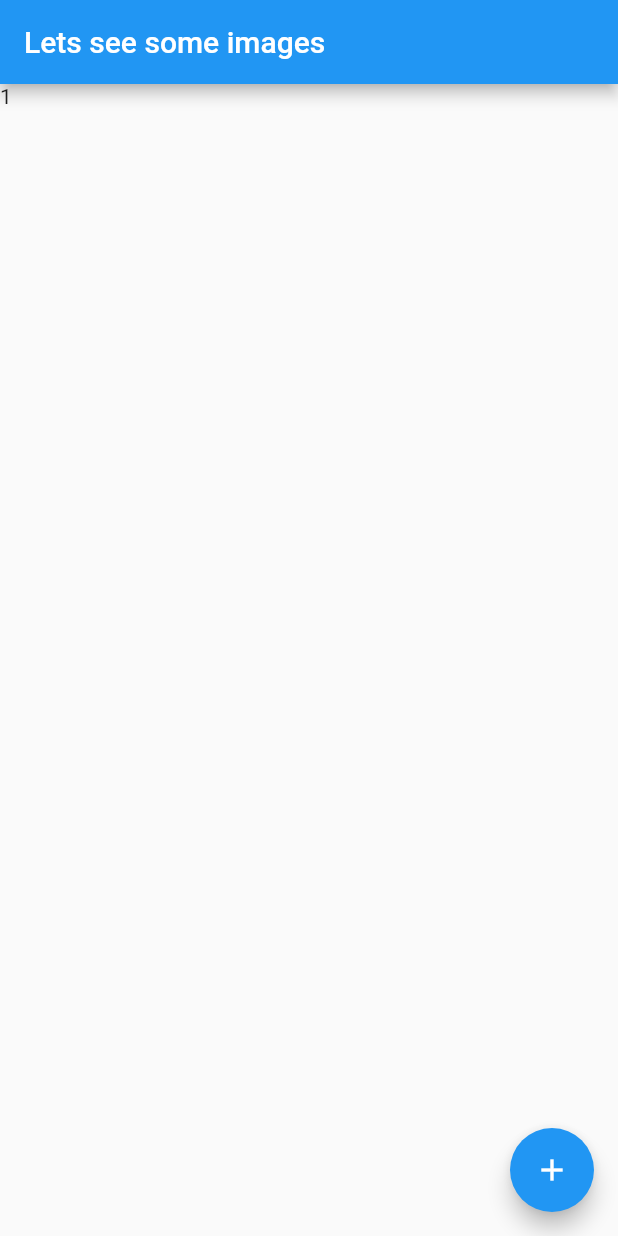
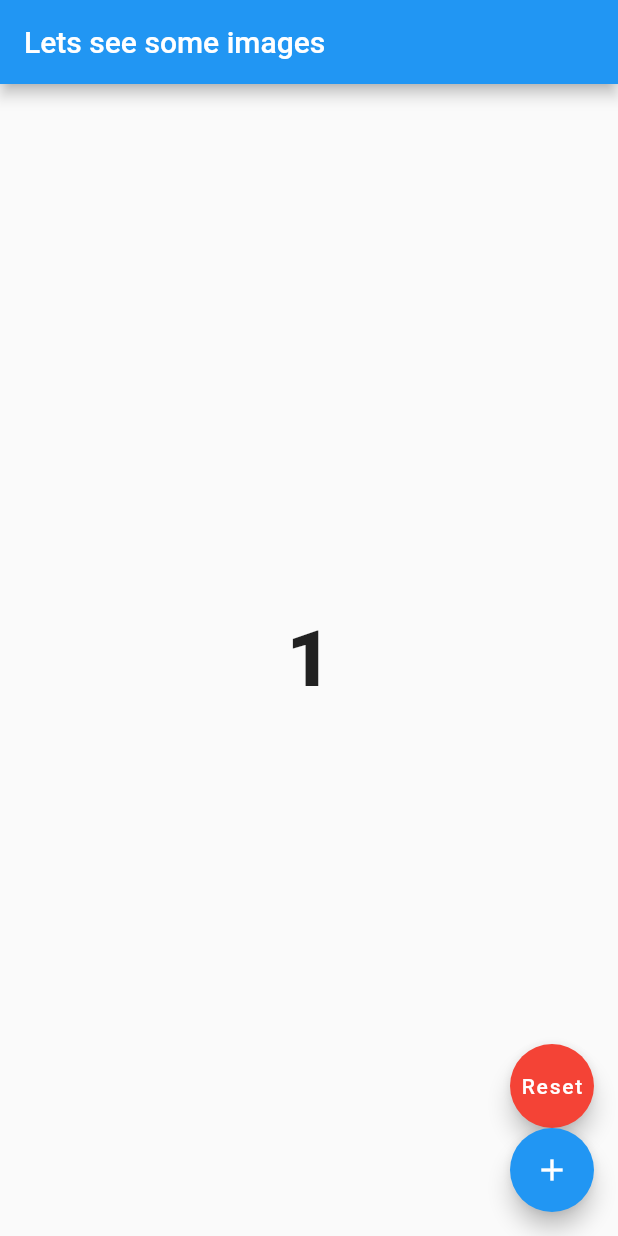
Before and after one commit to M-Ali-B/pics-app, a Flutter app: the screen it shows after launch, after a tap on the "add" icon, on a phone screen of 412 x 824 dp. Run offline on Flutter 3.47's test engine with Material 2 defaults, Android fonts, the phone set to English and light mode, and no system bars.

Commit message:
Counter app ready

```diff
--- a/lib/src/app.dart
+++ b/lib/src/app.dart
@@ -5,14 +5,12 @@ import 'package:flutter/material.dart';
 // create a class that must be our stateless widget
 
 // that class should extend statless widget
-class App extends StatefulWidget{
-
-   createState() {
+class App extends StatefulWidget {
+  createState() {
     // TODO: implement createState
     return AppState();
   }
 }
-
 
 class AppState extends State<App> {
   var counter = 0;
@@ -21,19 +19,51 @@ class AppState extends State<App> {
   Widget build(BuildContext context) {
     return MaterialApp(
         home: new Scaffold(
-          body:Text('$counter'),
-      floatingActionButton: FloatingActionButton(
+      body: new Center(
 
-        onPressed: () {
-          setState(() {
-            counter += 1;
-          });
-        },
-        child: new Icon(Icons.add),
+      child:Column(
+         crossAxisAlignment: CrossAxisAlignment.center,
+          mainAxisAlignment: MainAxisAlignment.center,
+children: <Widget>[
+  Text(
+        "$counter",
+
+        style: TextStyle(
+          fontWeight: FontWeight.w900,
+          fontSize: 52,
+
+
+          ),
+      ),
+]
 
       ),
+        ),
       appBar: new AppBar(
         title: new Text('Lets see some images '),
+      ),
+      floatingActionButton: Column(
+        crossAxisAlignment: CrossAxisAlignment.end,
+          mainAxisAlignment: MainAxisAlignment.end,
+        children: <Widget>[
+          FloatingActionButton(
+            child: new Text('Reset'),
+            backgroundColor: Colors.red,
+            onPressed: (() {
+              setState(() {
+                counter = 0;
+              });
+            }),
+          ),
+          FloatingActionButton(
+            onPressed: () {
+              setState(() {
+                counter += 1;
+              });
+            },
+            child: new Icon(Icons.add),
+          ),
+        ],
       ),
     ));
   }
```
